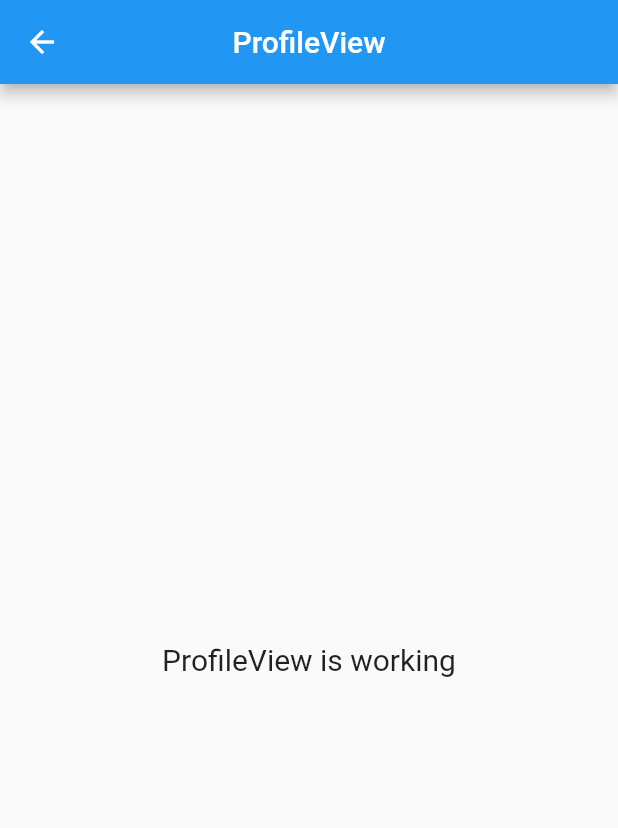
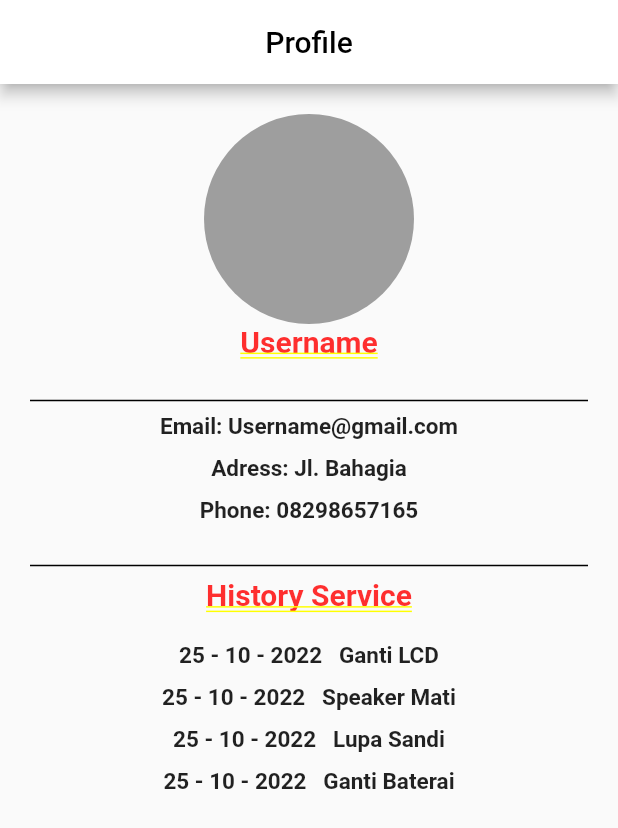
Before and after one commit to Dapi45/app_mobile, a Flutter app: the ProfileView screen opened by its route, on a phone screen of 412 x 824 dp. Shown: the top 828 px of the screen. Run offline on Flutter 3.47's test engine with Material 2 defaults, Android fonts, the phone set to English and light mode, and no system bars; our stand-ins replace get; missing offline and left inert: dart:js, fancy_bottom_navigation_2.

Commit message:
update profile

```diff
--- a/lib/app/modules/dashboard/views/profile_view.dart
+++ b/lib/app/modules/dashboard/views/profile_view.dart
@@ -4,18 +4,120 @@ import 'package:get/get.dart';
 
 import '../../profile/controllers/profile_controller.dart';
 
-class ProfileView extends GetView<ProfileController> {
+class ProfileView extends StatelessWidget {
   @override
   Widget build(BuildContext context) {
     return Scaffold(
       appBar: AppBar(
-        title: Text('ProfileView'),
+        title: Text(
+          'Profile',
+          style: TextStyle(color: Colors.black),
+        ),
         centerTitle: true,
+        backgroundColor: Colors.white,
       ),
-      body: Center(
-        child: Text(
-          'ProfileView is working',
-          style: TextStyle(fontSize: 20),
+      body: Container(
+        padding: EdgeInsets.all(20),
+        child: Center(
+          child: Column(
+            children: <Widget>[
+              CircleAvatar(
+                backgroundColor: Colors.grey,
+                radius: 70.0,
+              ),
+              RichText(
+                text: TextSpan(
+                  style: DefaultTextStyle.of(context).style,
+                  children: [
+                    TextSpan(
+                      text: 'Username',
+                      style:
+                          TextStyle(fontSize: 20, fontWeight: FontWeight.bold),
+                    ),
+                  ],
+                ),
+              ),
+              Padding(
+                padding: EdgeInsets.all(10.0),
+              ),
+              const Divider(
+                thickness: 1,
+                color: Colors.black,
+              ),
+              Text(
+                'Email: Username@gmail.com',
+                style: TextStyle(fontSize: 15, fontWeight: FontWeight.bold),
+                textAlign: TextAlign.left,
+              ),
+              Padding(
+                padding: EdgeInsets.all(5.0),
+              ),
+              Text(
+                'Adress: Jl. Bahagia',
+                style: TextStyle(fontSize: 15, fontWeight: FontWeight.bold),
+                textAlign: TextAlign.left,
+              ),
+              Padding(
+                padding: EdgeInsets.all(5.0),
+              ),
+              Text(
+                'Phone: 08298657165',
+                style: TextStyle(fontSize: 15, fontWeight: FontWeight.bold),
+                textAlign: TextAlign.left,
+              ),
+              Padding(
+                padding: EdgeInsets.all(10.0),
+              ),
+              const Divider(
+                thickness: 1,
+                color: Colors.black,
+              ),
+              RichText(
+                text: TextSpan(
+                  style: DefaultTextStyle.of(context).style,
+                  children: [
+                    TextSpan(
+                      text: 'History Service',
+                      style:
+                          TextStyle(fontSize: 20, fontWeight: FontWeight.bold),
+                    ),
+                  ],
+                ),
+              ),
+              Padding(
+                padding: EdgeInsets.all(10.0),
+              ),
+              Text(
+                '25 - 10 - 2022   Ganti LCD',
+                style: TextStyle(fontSize: 15, fontWeight: FontWeight.bold),
+                textAlign: TextAlign.left,
+              ),
+              Padding(
+                padding: EdgeInsets.all(5.0),
+              ),
+              Text(
+                '25 - 10 - 2022   Speaker Mati',
+                style: TextStyle(fontSize: 15, fontWeight: FontWeight.bold),
+                textAlign: TextAlign.left,
+              ),
+              Padding(
+                padding: EdgeInsets.all(5.0),
+              ),
+              Text(
+                '25 - 10 - 2022   Lupa Sandi',
+                style: TextStyle(fontSize: 15, fontWeight: FontWeight.bold),
+                textAlign: TextAlign.left,
+              ),
+              Padding(
+                padding: EdgeInsets.all(5.0),
+              ),
+              Text(
+                '25 - 10 - 2022   Ganti Baterai',
+                style: TextStyle(fontSize: 15, fontWeight: FontWeight.bold),
+                textAlign: TextAlign.left,
+              ),
+            ],
+          ),
         ),
       ),
     );
```
